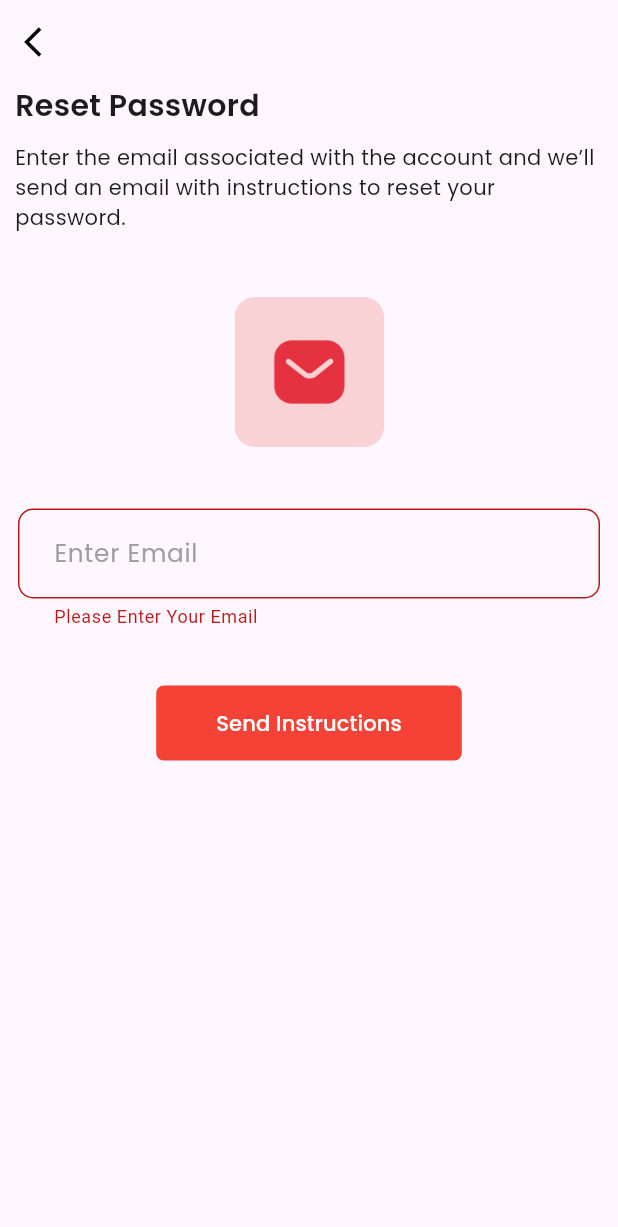
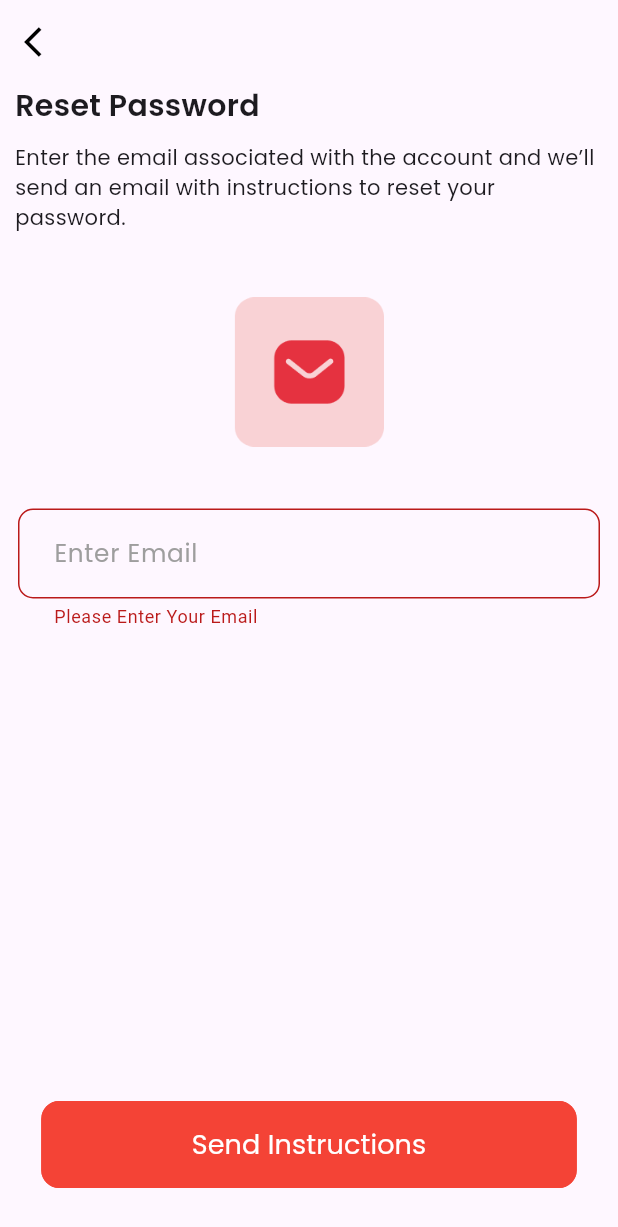
Before and after one commit to yashjoshi007/paramount, a Flutter app: the ForgotPassword screen opened directly, after a tap on "Send Instructions", on a phone screen of 412 x 824 dp. Shown: the top 1227 px of the screen. Run offline on Flutter 3.47's test engine with Material 3 defaults, Android fonts, the phone set to English and light mode, and no system bars; our stand-ins replace cloud_firestore, firebase_auth, firebase_core, fluttertoast, google_fonts, shared_preferences; missing offline and left inert: flutter_barcode_scanner; accounts and stored records are empty.

Commit message:
forgotpwd changes

```diff
--- a/lib/ui/login/forgotPwd.dart
+++ b/lib/ui/login/forgotPwd.dart
@@ -126,23 +126,64 @@ class _ForgotPasswordState extends State<ForgotPassword> {
                       email1Controller.text = value!;
                     },  obscureText: false, keyboardType: TextInputType.emailAddress,  ),
                 ),
-                SizedBox(height: 30,),
-                RectangularButton(text: "Send Instructions", color: Colors.red,
-                    onPressed: () {
-                      if (_formKey.currentState!.validate()) {
-                        _formKey.currentState!.save();
-                        passwordReset();
-                      }
+                // SizedBox(height: 30,),
+                // RectangularButton(text: "Send Instructions", color: Colors.red,
+                //     onPressed: () {
+                //       if (_formKey.currentState!.validate()) {
+                //         _formKey.currentState!.save();
+                //         passwordReset();
+                //       }
 
 
-                }, btnText: Colors.white)
+                // }, btnText: Colors.white)
 
               ],
             ),
           ),
         ),
       ),
+      bottomNavigationBar: Container(
+          height: 90,
+          child: Column(
+            children: [
 
+
+              ElevatedButton(
+                onPressed: () {
+                      if (_formKey.currentState!.validate()) {
+                        _formKey.currentState!.save();
+                        passwordReset();
+                      }
+                },
+                style: ButtonStyle(
+                  backgroundColor: MaterialStateProperty.all(Colors.red),
+                  shape: MaterialStateProperty.all<RoundedRectangleBorder>(
+                    RoundedRectangleBorder(
+                      borderRadius: BorderRadius.circular(12),
+                      side: BorderSide(color: Colors.red), // Border color
+                    ),
+                  ),
+                  // shadowColor: MaterialStateProperty.all(Colors.orange.withOpacity(0.5)),
+                  elevation: MaterialStateProperty.all(0), // Adjust elevation as needed
+                ),
+                child: Container(
+                  width: MediaQuery.of(context).size.width * 0.75, // Set to 40% of the screen width
+                  padding: EdgeInsets.symmetric(vertical: 16),
+                  child: Text(
+                    'Send Instructions',
+                    style: GoogleFonts.poppins(
+                      color: Colors.white,
+                      fontSize: 18,
+                      fontWeight: FontWeight.w400,
+                    ),
+                    textAlign: TextAlign.center,
+                  ),
+                ),
+              ),
+
+              SizedBox(height: 16),
+            ],
+          ),),
     );
   }
 }
```
